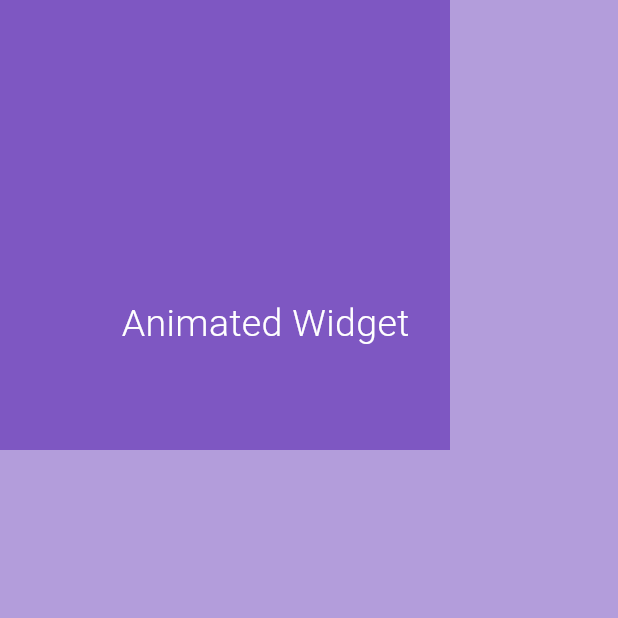
After one commit to delbertkimbi/Widget-of-the-day, a Flutter app: the AnimatedPage screen opened directly, after a tap on "Animated Widget", on a phone screen of 412 x 824 dp, the top half of it. The commit adds this screen. Run offline on Flutter 3.47's test engine with Material 3 defaults, Android fonts, the phone set to English and light mode, and no system bars.

Commit message:
Widgets of the day => RichText,animaatedContainer

```diff
--- a/flutter_widgets/lib/main.dart
+++ b/flutter_widgets/lib/main.dart
@@ -21,7 +21,6 @@ class MyApp extends StatelessWidget {
       ),
       home: const MyHomePage(
         title: 'Widget of the day',
-
       ),
     );
   }
--- a/flutter_widgets/lib/myhomepage.dart
+++ b/flutter_widgets/lib/myhomepage.dart
@@ -1,5 +1,6 @@
 import 'package:flutter/material.dart';
 import 'package:flutter_widgets/homedata.dart';
+import 'package:flutter_widgets/widgets/animation.dart';
 import 'package:flutter_widgets/widgets/column_row.dart';
 import 'package:flutter_widgets/widgets/container.dart';
 import 'package:flutter_widgets/widgets/expanded.dart';
@@ -25,6 +26,7 @@ class _MyHomePageState extends State<MyHomePage> {
     const ColumRowPage(),
     const ListviewPage(),
     const GesturesPage(),
+    const AnimatedPage(),
   ];
   List<String> names = [
     "Container",
@@ -32,6 +34,7 @@ class _MyHomePageState extends State<MyHomePage> {
     "Colum/Row",
     "Listview",
     "GestureDetection",
+    "AnimatedWidget",
   ];
   @override
   Widget build(BuildContext context) {
--- /dev/null
+++ b/flutter_widgets/lib/widgets/animation.dart
@@ -0,0 +1,53 @@
+import 'package:flutter/material.dart';
+
+class AnimatedPage extends StatefulWidget {
+  const AnimatedPage({super.key});
+
+  @override
+  State<AnimatedPage> createState() => _AnimatedPageState();
+}
+
+class _AnimatedPageState extends State<AnimatedPage> {
+  TextStyle textStyle = const TextStyle(
+    fontWeight: FontWeight.w300,
+    fontSize: 25,
+    color: Colors.white,
+  );
+  double hight = 100;
+  double width = 100;
+  double x = -0.5;
+  double y = -0.5;
+  Color color = Colors.deepPurple;
+  void _itemAnimate() {
+    setState(() {
+      hight = 300;
+      width = 300;
+      color = Colors.deepPurple[400]!;
+      x = 0.5;
+      y = 0.5;
+    });
+  }
+
+  @override
+  Widget build(BuildContext context) {
+    return Scaffold(
+      backgroundColor: Colors.deepPurple[200],
+      body: GestureDetector(
+        onTap: () {
+          _itemAnimate();
+        },
+        child: AnimatedContainer(
+          duration: const Duration(milliseconds: 600),
+          height: hight,
+          width: width,
+          color: color,
+          alignment: Alignment(x, y),
+          child: Text(
+            "Animated Widget",
+            style: textStyle,
+          ),
+        ),
+      ),
+    );
+  }
+}
```
Also changed, not shown: flutter_widgets/lib/calls.dart (added, +26 -0 lines), flutter_widgets/lib/widgets/rich_text.dart (added, +40 -0 lines).
